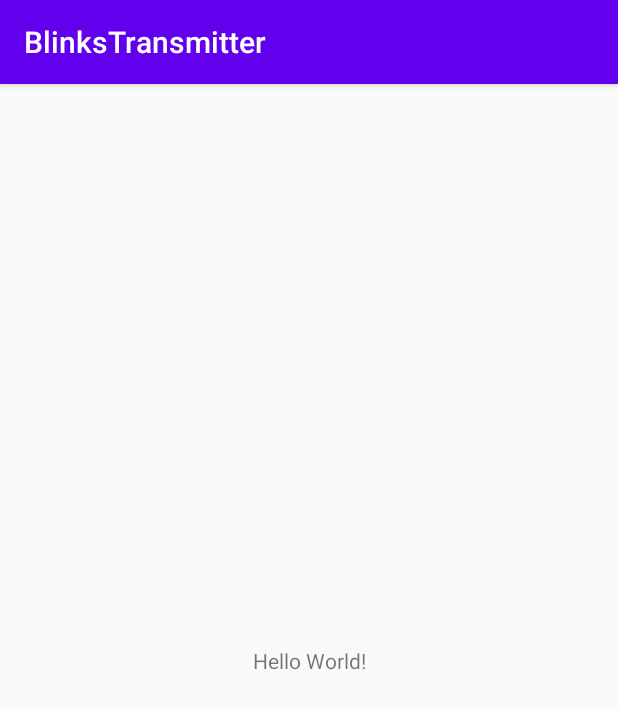
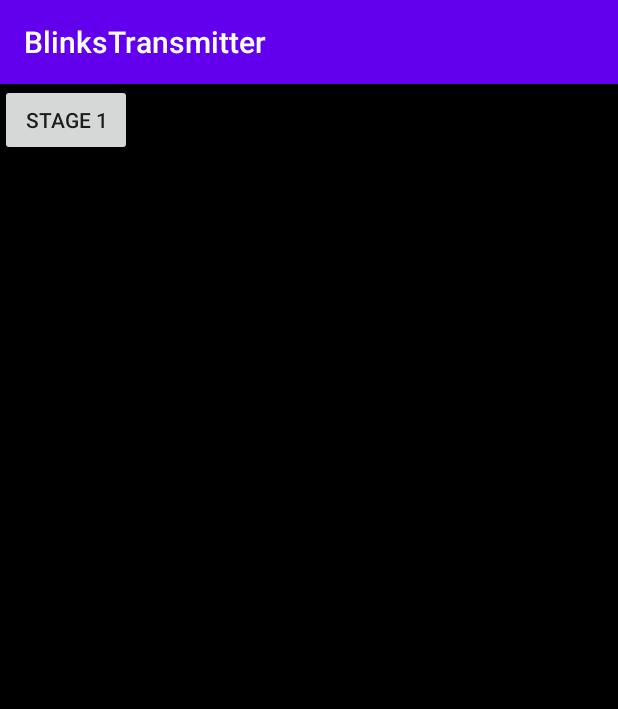
Before and after one commit to AmitEdv/BlinksTransmitter, an Android app: the screen it shows after launch (MainActivity), on a phone screen of 412 x 824 dp. Shown: the top 709 px of the screen. Run offline under Robolectric (Android 15) with nearby library versions, the phone set to English and light mode, and no system bars.

Commit message:
passed stage 1

```diff
--- a/app/src/main/java/com/example/blinkstransmitter/MainActivity.java
+++ b/app/src/main/java/com/example/blinkstransmitter/MainActivity.java
@@ -2,13 +2,84 @@ package com.example.blinkstransmitter;
 
 import androidx.appcompat.app.AppCompatActivity;
 
+import android.graphics.Color;
 import android.os.Bundle;
+import android.view.LayoutInflater;
+import android.view.View;
+import android.view.ViewGroup;
+import android.widget.LinearLayout;
+
+import java.util.Timer;
+import java.util.TimerTask;
 
 public class MainActivity extends AppCompatActivity {
+    private static final int INITIAL_DELAY_millies = 10000; //10 sec
+    private static final int SCREEN_OFF_DURATION_millies = 500; //0.5 sec
+    private static final int SCREEN_ON_DURATION_millies = 500; //0.5 sec
+    private static final int SCREEN_BLINK_DURATION_millies = SCREEN_ON_DURATION_millies + SCREEN_OFF_DURATION_millies;
+    private static final int STAGE_1_REQUIRED_BLINKS_AMOUNT = 4;
+
+    private LinearLayout mRightBlinkLinearLayout;
+    private Timer mTimer = new Timer();
+    private int mStageOneBlinksCounter = 0;
 
     @Override
     protected void onCreate(Bundle savedInstanceState) {
         super.onCreate(savedInstanceState);
         setContentView(R.layout.activity_main);
+        mRightBlinkLinearLayout = findViewById(R.id.right_blink_ll);
     }
+
+    public void onClick_stage1(View view) {
+
+        mTimer.schedule(new TimerTask() {
+            @Override
+            public void run() {
+                setScreenOn();
+            }
+        }, INITIAL_DELAY_millies , SCREEN_BLINK_DURATION_millies);
+
+        mTimer.schedule(new TimerTask() {
+            @Override
+            public void run() {
+                setScreenOff();
+            }
+        }, INITIAL_DELAY_millies + SCREEN_ON_DURATION_millies, SCREEN_BLINK_DURATION_millies);
+    }
+
+    private void setScreenOn()
+    {
+        mStageOneBlinksCounter++;
+
+        this.runOnUiThread(
+                new Runnable() {
+                    @Override
+                    public void run() {
+                        mRightBlinkLinearLayout.setBackgroundColor(Color.WHITE);
+                    }
+                }
+        );
+    }
+
+    private void setScreenOff()
+    {
+        if (mStageOneBlinksCounter >= STAGE_1_REQUIRED_BLINKS_AMOUNT) {
+            resetStage1();
+        }
+
+        this.runOnUiThread(
+                new Runnable() {
+                    @Override
+                    public void run() {
+                        mRightBlinkLinearLayout.setBackgroundColor(Color.BLACK);
+                    }
+                }
+        );
+    }
+
+    private void resetStage1() {
+        mStageOneBlinksCounter = 0;
+        mTimer.cancel();
+    }
+
 }
--- a/app/src/main/res/layout/activity_main.xml
+++ b/app/src/main/res/layout/activity_main.xml
@@ -6,6 +6,20 @@
     android:layout_height="match_parent"
     tools:context=".MainActivity">
 
+    <LinearLayout
+        android:id="@+id/right_blink_ll"
+        android:layout_width="match_parent"
+        android:layout_height="match_parent"
+        android:background="@android:color/black"
+        >
+
+        <Button
+            android:layout_width="wrap_content"
+            android:layout_height="wrap_content"
+            android:text="@string/stage1_btn"
+            android:onClick="onClick_stage1"
+            />
+
         <TextView
             android:layout_width="wrap_content"
             android:layout_height="wrap_content"
@@ -13,6 +27,8 @@
             app:layout_constraintBottom_toBottomOf="parent"
             app:layout_constraintLeft_toLeftOf="parent"
             app:layout_constraintRight_toRightOf="parent"
-        app:layout_constraintTop_toTopOf="parent" />
+            app:layout_constraintTop_toTopOf="parent"
+            />
 
+    </LinearLayout>
 </androidx.constraintlayout.widget.ConstraintLayout>
--- a/app/src/main/res/values/strings.xml
+++ b/app/src/main/res/values/strings.xml
@@ -1,3 +1,4 @@
 <resources>
     <string name="app_name">BlinksTransmitter</string>
+    <string name="stage1_btn">stage 1</string>
 </resources>
```
Lines whose indentation alone changed are shown as unchanged.
